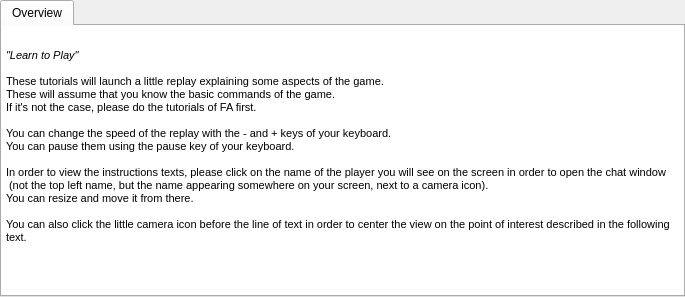
This is src/_res/tutorials/tutorials.ui in FAForever/client as Qt 5 draws it before an edit. The edited form follows.
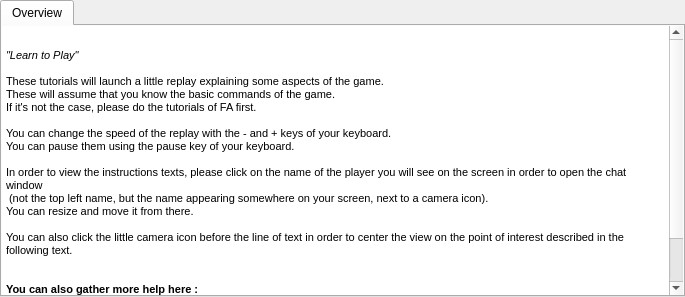
This is the edited form.

Commit message: Added tutorial help links that were lost in a merge.

Diff of the .ui file:
```diff
--- a/src/_res/tutorials/tutorials.ui
+++ b/src/_res/tutorials/tutorials.ui
@@ -25,7 +25,7 @@
      <number>0</number>
     </property>
     <item row="0" column="0">
-     <widget class="QTextEdit" name="textEdit">
+     <widget class="QTextBrowser" name="textBrowser">
       <property name="frameShape">
        <enum>QFrame::NoFrame</enum>
       </property>
@@ -54,7 +54,17 @@
 &lt;p style=&quot; margin-top:0px; margin-bottom:0px; margin-left:0px; margin-right:0px; -qt-block-indent:0; text-indent:0px;&quot;&gt;&lt;span style=&quot; font-size:8pt;&quot;&gt; (not the top left name, but the name appearing somewhere on your screen, next to a camera icon). &lt;/span&gt;&lt;/p&gt;
 &lt;p style=&quot; margin-top:0px; margin-bottom:0px; margin-left:0px; margin-right:0px; -qt-block-indent:0; text-indent:0px;&quot;&gt;&lt;span style=&quot; font-size:8pt;&quot;&gt;You can resize and move it from there.&lt;/span&gt;&lt;/p&gt;
 &lt;p style=&quot;-qt-paragraph-type:empty; margin-top:0px; margin-bottom:0px; margin-left:0px; margin-right:0px; -qt-block-indent:0; text-indent:0px; font-size:8pt;&quot;&gt;&lt;br /&gt;&lt;/p&gt;
-&lt;p style=&quot; margin-top:0px; margin-bottom:0px; margin-left:0px; margin-right:0px; -qt-block-indent:0; text-indent:0px;&quot;&gt;&lt;span style=&quot; font-size:8pt;&quot;&gt;You can also click the little camera icon before the line of text in order to center the view on the point of interest described in the following text.&lt;/span&gt;&lt;/p&gt;&lt;/body&gt;&lt;/html&gt;</string>
+&lt;p style=&quot; margin-top:0px; margin-bottom:0px; margin-left:0px; margin-right:0px; -qt-block-indent:0; text-indent:0px;&quot;&gt;&lt;span style=&quot; font-size:8pt;&quot;&gt;You can also click the little camera icon before the line of text in order to center the view on the point of interest described in the following text.&lt;/span&gt;&lt;/p&gt;
+&lt;p style=&quot;-qt-paragraph-type:empty; margin-top:0px; margin-bottom:0px; margin-left:0px; margin-right:0px; -qt-block-indent:0; text-indent:0px; font-size:8pt;&quot;&gt;&lt;br /&gt;&lt;/p&gt;
+&lt;p style=&quot;-qt-paragraph-type:empty; margin-top:0px; margin-bottom:0px; margin-left:0px; margin-right:0px; -qt-block-indent:0; text-indent:0px; font-size:8pt;&quot;&gt;&lt;br /&gt;&lt;/p&gt;
+&lt;p style=&quot; margin-top:0px; margin-bottom:0px; margin-left:0px; margin-right:0px; -qt-block-indent:0; text-indent:0px;&quot;&gt;&lt;span style=&quot; font-size:8pt; font-weight:600;&quot;&gt;You can also gather more help here : &lt;/span&gt;&lt;/p&gt;
+&lt;p style=&quot; margin-top:0px; margin-bottom:0px; margin-left:0px; margin-right:0px; -qt-block-indent:0; text-indent:0px;&quot;&gt;&lt;a href=&quot;http://www.faforever.com/forums/viewtopic.php?f=2&amp;amp;t=537&quot;&gt;&lt;span style=&quot; font-size:8pt; font-weight:600; text-decoration: underline; color:#55aaff;&quot;&gt;Help me I'm new !&lt;/span&gt;&lt;/a&gt;&lt;/p&gt;
+&lt;p style=&quot;-qt-paragraph-type:empty; margin-top:0px; margin-bottom:0px; margin-left:0px; margin-right:0px; -qt-block-indent:0; text-indent:0px; font-size:8pt; color:#55aaff;&quot;&gt;&lt;br /&gt;&lt;/p&gt;
+&lt;p style=&quot; margin-top:0px; margin-bottom:0px; margin-left:0px; margin-right:0px; -qt-block-indent:0; text-indent:0px;&quot;&gt;&lt;span style=&quot; font-size:8pt; font-weight:600;&quot;&gt;and here :&lt;/span&gt;&lt;/p&gt;
+&lt;p style=&quot; margin-top:0px; margin-bottom:0px; margin-left:0px; margin-right:0px; -qt-block-indent:0; text-indent:0px;&quot;&gt;&lt;a href=&quot;http://www.faforever.com/forums/viewtopic.php?f=2&amp;amp;t=1614&quot;&gt;&lt;span style=&quot; font-size:8pt; font-weight:600; text-decoration: underline; color:#55aaff;&quot;&gt;Your Personal Trainer Team&lt;/span&gt;&lt;/a&gt;&lt;/p&gt;&lt;/body&gt;&lt;/html&gt;</string>
+      </property>
+      <property name="openExternalLinks">
+       <bool>true</bool>
       </property>
      </widget>
     </item>
```
